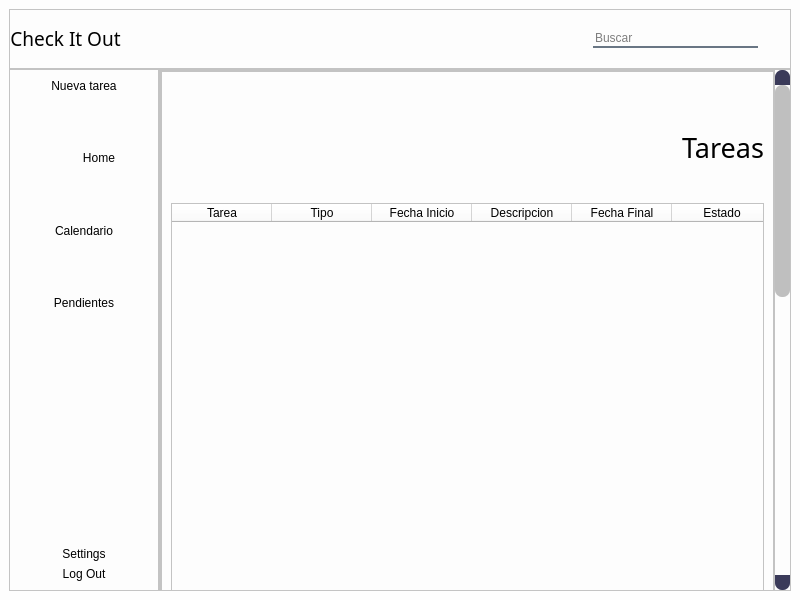
Qt form Check_it_out.ui (DanielCarracedo/Check-it-out) before a commit.
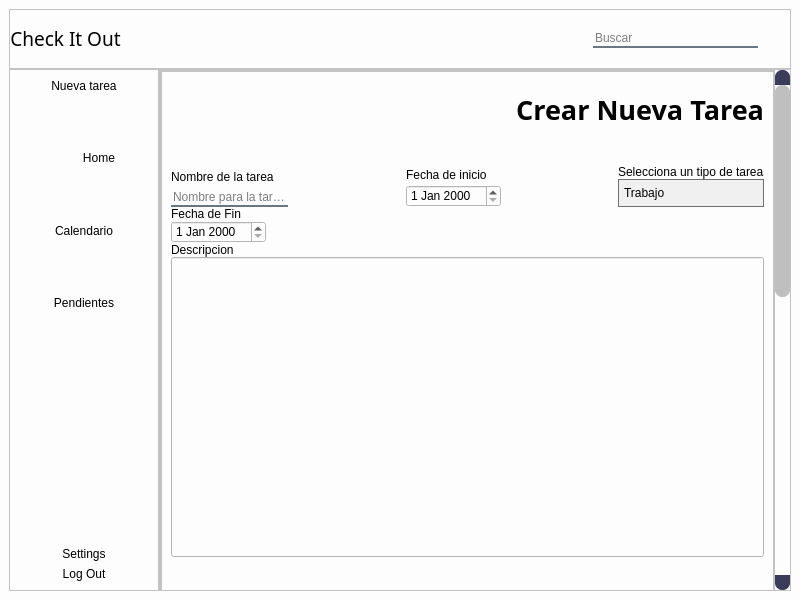
The same form after that commit. The open tabs and pages were chosen to show the change. Icons and pictures are not drawn.

```diff
--- a/Check_it_out.ui
+++ b/Check_it_out.ui
@@ -612,8 +612,8 @@
                            <font>
                             <family>Lucida Calligraphy</family>
                             <pointsize>20</pointsize>
-                            <weight>50</weight>
-                            <bold>false</bold>
+                            <weight>75</weight>
+                            <bold>true</bold>
                            </font>
                           </property>
                           <property name="layoutDirection">
@@ -941,6 +941,385 @@
                    </item>
                   </layout>
                  </widget>
+                 <widget class="QWidget" name="NuevaTarea">
+                  <layout class="QHBoxLayout" name="horizontalLayout_10">
+                   <property name="spacing">
+                    <number>0</number>
+                   </property>
+                   <property name="leftMargin">
+                    <number>0</number>
+                   </property>
+                   <property name="topMargin">
+                    <number>0</number>
+                   </property>
+                   <property name="rightMargin">
+                    <number>0</number>
+                   </property>
+                   <property name="bottomMargin">
+                    <number>0</number>
+                   </property>
+                   <item>
+                    <widget class="QFrame" name="frame_7">
+                     <property name="frameShape">
+                      <enum>QFrame::StyledPanel</enum>
+                     </property>
+                     <property name="frameShadow">
+                      <enum>QFrame::Raised</enum>
+                     </property>
+                     <layout class="QVBoxLayout" name="verticalLayout_20">
+                      <item>
+                       <spacer name="verticalSpacer_16">
+                        <property name="orientation">
+                         <enum>Qt::Vertical</enum>
+                        </property>
+                        <property name="sizeHint" stdset="0">
+                         <size>
+                          <width>20</width>
+                          <height>29</height>
+                         </size>
+                        </property>
+                       </spacer>
+                      </item>
+                      <item>
+                       <layout class="QVBoxLayout" name="verticalLayout_19">
+                        <item>
+                         <layout class="QVBoxLayout" name="verticalLayout_18">
+                          <item>
+                           <widget class="QLabel" name="label_10">
+                            <property name="font">
+                             <font>
+                              <family>Lucida Calligraphy</family>
+                              <pointsize>20</pointsize>
+                              <weight>75</weight>
+                              <bold>true</bold>
+                             </font>
+                            </property>
+                            <property name="text">
+                             <string>Crear Nueva Tarea</string>
+                            </property>
+                            <property name="alignment">
+                             <set>Qt::AlignRight|Qt::AlignTrailing|Qt::AlignVCenter</set>
+                            </property>
+                           </widget>
+                          </item>
+                          <item>
+                           <spacer name="verticalSpacer_14">
+                            <property name="orientation">
+                             <enum>Qt::Vertical</enum>
+                            </property>
+                            <property name="sizeHint" stdset="0">
+                             <size>
+                              <width>20</width>
+                              <height>40</height>
+                             </size>
+                            </property>
+                           </spacer>
+                          </item>
+                          <item>
+                           <layout class="QVBoxLayout" name="verticalLayout_17">
+                            <property name="spacing">
+                             <number>0</number>
+                            </property>
+                            <item>
+                             <layout class="QVBoxLayout" name="verticalLayout_16">
+                              <property name="spacing">
+                               <number>0</number>
+                              </property>
+                              <item>
+                               <layout class="QHBoxLayout" name="horizontalLayout_11">
+                                <item>
+                                 <layout class="QVBoxLayout" name="verticalLayout_11">
+                                  <item>
+                                   <widget class="QLabel" name="label_4">
+                                    <property name="text">
+                                     <string>Nombre de la tarea</string>
+                                    </property>
+                                   </widget>
+                                  </item>
+                                  <item>
+                                   <widget class="QLineEdit" name="Tarea_Name">
+                                    <property name="styleSheet">
+                                     <string notr="true">background-color: rgba(0, 0,  0, 0);
+border: none;
+border-bottom: 2px solid rgba(105, 118, 132, 255);
+</string>
+                                    </property>
+                                    <property name="placeholderText">
+                                     <string>Nombre para la tarea</string>
+                                    </property>
+                                   </widget>
+                                  </item>
+                                 </layout>
+                                </item>
+                                <item>
+                                 <spacer name="horizontalSpacer_2">
+                                  <property name="orientation">
+                                   <enum>Qt::Horizontal</enum>
+                                  </property>
+                                  <property name="sizeHint" stdset="0">
+                                   <size>
+                                    <width>40</width>
+                                    <height>20</height>
+                                   </size>
+                                  </property>
+                                 </spacer>
+                                </item>
+                                <item>
+                                 <layout class="QVBoxLayout" name="verticalLayout_12">
+                                  <item>
+                                   <widget class="QLabel" name="label_5">
+                                    <property name="text">
+                                     <string>Fecha de inicio </string>
+                                    </property>
+                                   </widget>
+                                  </item>
+                                  <item>
+                                   <widget class="QDateEdit" name="F_Inicio">
+                                    <property name="styleSheet">
+                                     <string notr="true"/>
+                                    </property>
+                                   </widget>
+                                  </item>
+                                 </layout>
+                                </item>
+                                <item>
+                                 <spacer name="horizontalSpacer_3">
+                                  <property name="orientation">
+                                   <enum>Qt::Horizontal</enum>
+                                  </property>
+                                  <property name="sizeHint" stdset="0">
+                                   <size>
+                                    <width>40</width>
+                                    <height>20</height>
+                                   </size>
+                                  </property>
+                                 </spacer>
+                                </item>
+                                <item>
+                                 <layout class="QVBoxLayout" name="verticalLayout_13">
+                                  <item>
+                                   <widget class="QLabel" name="label_9">
+                                    <property name="text">
+                                     <string>Selecciona un tipo de tarea</string>
+                                    </property>
+                                   </widget>
+                                  </item>
+                                  <item>
+                                   <widget class="QComboBox" name="Tipo">
+                                    <property name="styleSheet">
+                                     <string notr="true">QComboBox {
+    /* Fondo del QComboBox */
+    background-color: #F0F0F0;
+    /* Bordes */
+    border: 1px solid #707070;
+    /* Ajuste de relleno */
+    padding: 5px;
+    /* Alineación del texto */
+    text-align: center;
+    /* Fuente */
+    font-family: Arial;
+    font-size: 12px;
+}
+
+/* Estilo del ítem desplegado */
+QComboBox::drop-down {
+    border: none; /* Elimina el borde del ícono de despliegue */
+}
+
+/* Estilo del ítem seleccionado */
+QComboBox::down-arrow {
+    /*image: url(:/icons/down_arrow.png); /* Aquí puedes usar una imagen si lo prefieres */
+    width: 10px;
+    height: 10px;
+}</string>
+                                    </property>
+                                    <item>
+                                     <property name="text">
+                                      <string>Trabajo</string>
+                                     </property>
+                                    </item>
+                                    <item>
+                                     <property name="text">
+                                      <string>Escolar</string>
+                                     </property>
+                                    </item>
+                                    <item>
+                                     <property name="text">
+                                      <string>Familiar</string>
+                                     </property>
+                                    </item>
+                                    <item>
+                                     <property name="text">
+                                      <string>Cocina</string>
+                                     </property>
+                                    </item>
+                                    <item>
+                                     <property name="text">
+                                      <string>Amigos/as</string>
+                                     </property>
+                                    </item>
+                                    <item>
+                                     <property name="text">
+                                      <string>Otros</string>
+                                     </property>
+                                    </item>
+                                   </widget>
+                                  </item>
+                                 </layout>
+                                </item>
+                               </layout>
+                              </item>
+                              <item>
+                               <layout class="QHBoxLayout" name="horizontalLayout_12">
+                                <item>
+                                 <layout class="QVBoxLayout" name="verticalLayout_14">
+                                  <item>
+                                   <widget class="QLabel" name="label_7">
+                                    <property name="text">
+                                     <string>Fecha de Fin </string>
+                                    </property>
+                                   </widget>
+                                  </item>
+                                  <item>
+                                   <widget class="QDateEdit" name="F_Fin"/>
+                                  </item>
+                                 </layout>
+                                </item>
+                                <item>
+                                 <spacer name="horizontalSpacer_4">
+                                  <property name="orientation">
+                                   <enum>Qt::Horizontal</enum>
+                                  </property>
+                                  <property name="sizeHint" stdset="0">
+                                   <size>
+                                    <width>40</width>
+                                    <height>20</height>
+                                   </size>
+                                  </property>
+                                 </spacer>
+                                </item>
+                                <item>
+                                 <layout class="QVBoxLayout" name="verticalLayout_15"/>
+                                </item>
+                               </layout>
+                              </item>
+                             </layout>
+                            </item>
+                            <item>
+                             <widget class="QLabel" name="label_8">
+                              <property name="text">
+                               <string>Descripcion</string>
+                              </property>
+                             </widget>
+                            </item>
+                            <item>
+                             <widget class="QLineEdit" name="Descripcion">
+                              <property name="minimumSize">
+                               <size>
+                                <width>0</width>
+                                <height>300</height>
+                               </size>
+                              </property>
+                             </widget>
+                            </item>
+                           </layout>
+                          </item>
+                         </layout>
+                        </item>
+                        <item>
+                         <spacer name="verticalSpacer_15">
+                          <property name="orientation">
+                           <enum>Qt::Vertical</enum>
+                          </property>
+                          <property name="sizeHint" stdset="0">
+                           <size>
+                            <width>20</width>
+                            <height>40</height>
+                           </size>
+                          </property>
+                         </spacer>
+                        </item>
+                        <item>
+                         <layout class="QHBoxLayout" name="horizontalLayout_13">
+                          <item>
+                           <spacer name="horizontalSpacer_5">
+                            <property name="orientation">
+                             <enum>Qt::Horizontal</enum>
+                            </property>
+                            <property name="sizeHint" stdset="0">
+                             <size>
+                              <width>40</width>
+                              <height>20</height>
+                             </size>
+                            </property>
+                           </spacer>
+                          </item>
+                          <item>
+                           <widget class="QPushButton" name="New">
+                            <property name="minimumSize">
+                             <size>
+                              <width>100</width>
+                              <height>25</height>
+                             </size>
+                            </property>
+                            <property name="font">
+                             <font>
+                              <family>Lucida Calligraphy</family>
+                              <pointsize>12</pointsize>
+                              <weight>75</weight>
+                              <bold>true</bold>
+                             </font>
+                            </property>
+                            <property name="styleSheet">
+                             <string notr="true">QPushButton{
+
+background-color: qlineargradient(spread:pad, x1:0, y1:0.505682, x2:1, y2:0.477, stop:0 rgba(20, 47, 78, 219), stop:1 rgba(85, 98, 112, 226));
+
+color:rgba(255, 255, 255, 210);
+ border-radius:5px; 
+}
+
+QPushButton:hover{
+
+background-color: qlineargradient(spread:pad, x1:0, y1:0.505682, x2:1, y2:0.477, stop:0 rgba(40, 67, 98, 219), stop:1 rgba(105, 118, 132, 226));
+ }
+
+QPushButton:pressed{
+
+padding-left:5px;
+
+padding-top:5px;
+
+background-color:rgba(105, 118, 132, 200);
+}</string>
+                            </property>
+                            <property name="text">
+                             <string>Crear</string>
+                            </property>
+                           </widget>
+                          </item>
+                         </layout>
+                        </item>
+                       </layout>
+                      </item>
+                      <item>
+                       <spacer name="verticalSpacer_17">
+                        <property name="orientation">
+                         <enum>Qt::Vertical</enum>
+                        </property>
+                        <property name="sizeHint" stdset="0">
+                         <size>
+                          <width>20</width>
+                          <height>659</height>
+                         </size>
+                        </property>
+                       </spacer>
+                      </item>
+                     </layout>
+                    </widget>
+                   </item>
+                  </layout>
+                 </widget>
                 </widget>
                </item>
               </layout>
```
Left out of the diff: 9 changed lines with no effect on the pictures.
